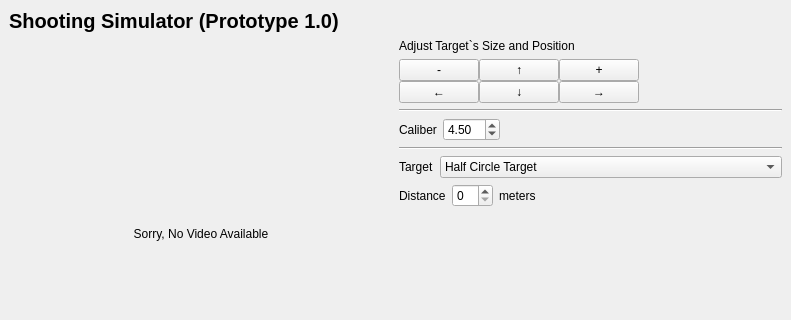
Old version of the form mainWindow.ui in the repository bidule21/laser_shooting_simulator; both pictures show x 0 to 791 and y 0 to 320 of the 791 by 487 pixel window.
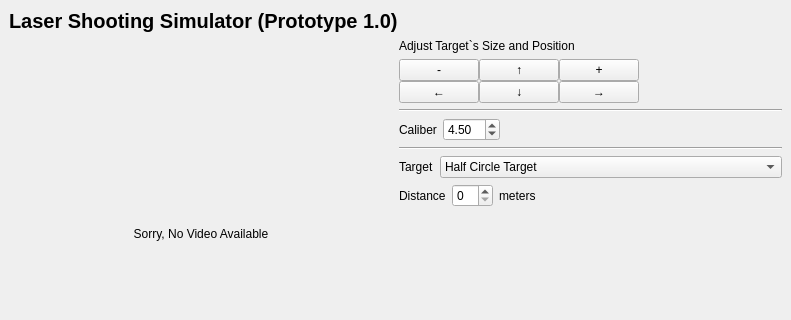
New version of the form.

Commit message: fixed bullet caliber change

The edit to the form file:
```diff
--- a/mainWindow.ui
+++ b/mainWindow.ui
@@ -40,7 +40,7 @@
        </font>
       </property>
       <property name="text">
-       <string>Shooting Simulator (Prototype 1.0)</string>
+       <string>Laser Shooting Simulator (Prototype 1.0)</string>
       </property>
      </widget>
     </item>
```
Left out of the diff: 3 changed lines with no effect on the pictures. The commit also changes 2 other files.
